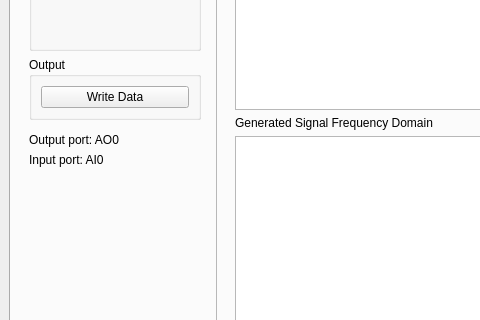
leon-vv/fourier-frequency-analysis, file interface.ui: the form before one commit; both pictures show x 0 to 480 and y 241 to 561 of the 805 by 703 pixel window.
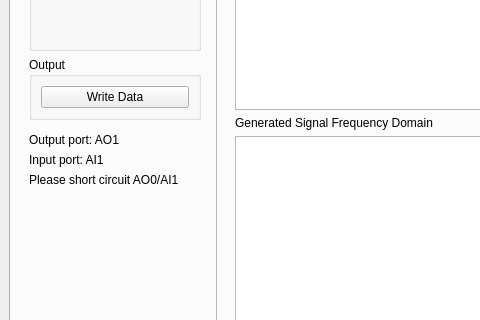
The form after the commit. Custom widgets are drawn as their Qt base class.

```diff
--- a/interface.ui
+++ b/interface.ui
@@ -391,14 +391,21 @@
            <item>
             <widget class="QLabel" name="label_23">
              <property name="text">
-              <string>Output port: AO0</string>
+              <string>Output port: AO1</string>
              </property>
             </widget>
            </item>
            <item>
             <widget class="QLabel" name="label_24">
              <property name="text">
-              <string>Input port: AI0</string>
+              <string>Input port: AI1</string>
+             </property>
+            </widget>
+           </item>
+           <item>
+            <widget class="QLabel" name="label_28">
+             <property name="text">
+              <string>Please short circuit AO0/AI1</string>
              </property>
             </widget>
            </item>
```
